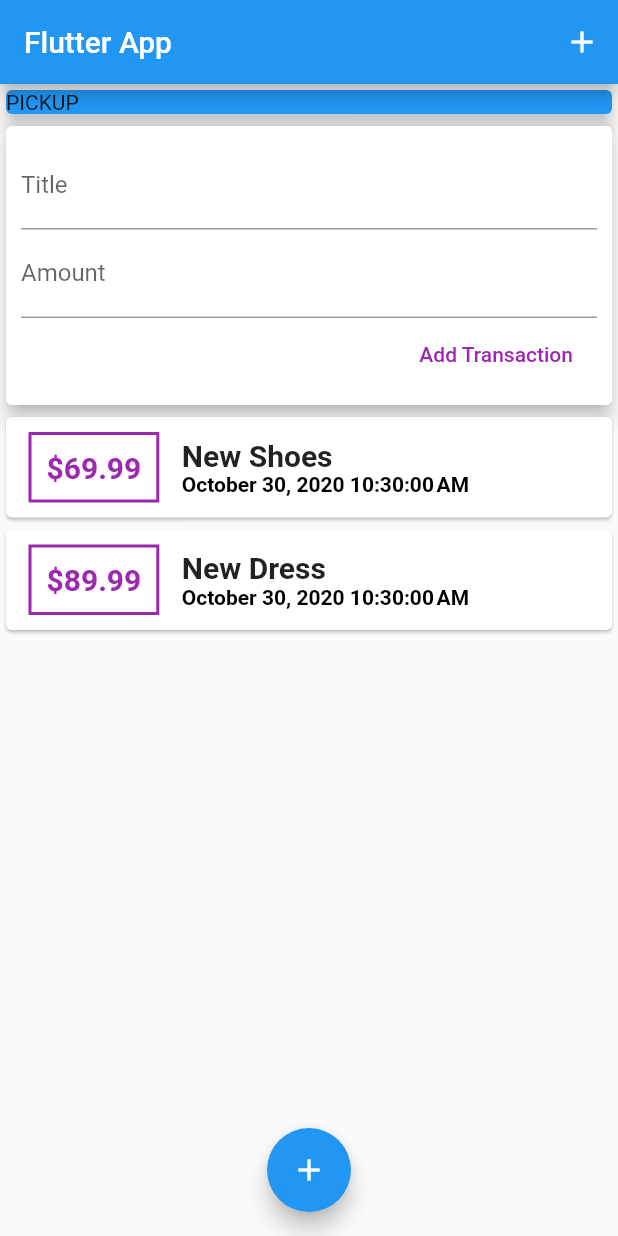
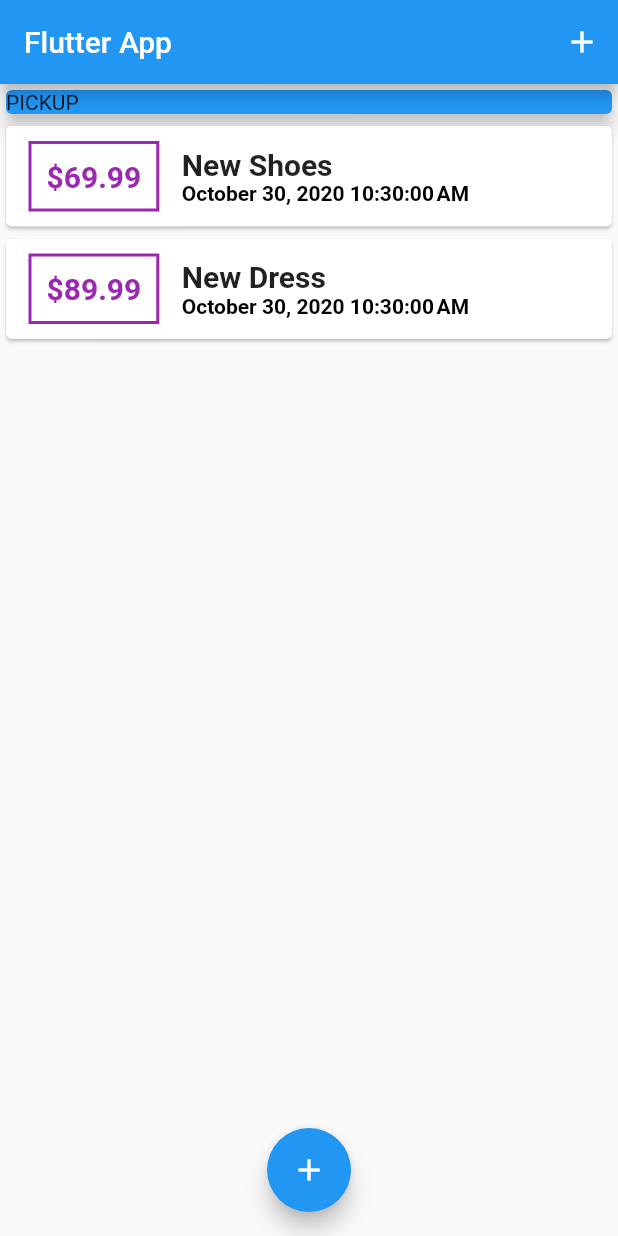
Before and after one commit to arvindnovem/Personal-Expenses-App, a Flutter app: the screen it shows after launch, on a phone screen of 412 x 824 dp. Run offline on Flutter 3.47's test engine with Material 2 defaults, Android fonts, the phone set to English and light mode, and no system bars.

Commit message:
Added auto closing of bottom up widget

```diff
--- a/lib/main.dart
+++ b/lib/main.dart
@@ -1,5 +1,7 @@
 import 'package:flutter/material.dart';
-import 'package:personal_expenses_app/widgets/user_transaction.dart';
+import 'package:personal_expenses_app/widgets/new_transaction.dart';
+import './widgets/transaction_list.dart';
+import 'models/transactions.dart';
 
 void main() => runApp(MyApp());
 
@@ -13,7 +15,50 @@ class MyApp extends StatelessWidget {
   }
 }
 
-class MyHomePage extends StatelessWidget {
+class MyHomePage extends StatefulWidget {
+  @override
+  _MyHomePageState createState() => _MyHomePageState();
+}
+
+class _MyHomePageState extends State<MyHomePage> {
+  final List<Transactions> _usertransactions = [
+    Transactions(
+      id: 't1',
+      title: "New Shoes",
+      amount: 69.99,
+      date: DateTime.now(),
+    ),
+    Transactions(
+      id: 't2',
+      title: "New Dress",
+      amount: 89.99,
+      date: DateTime.now(),
+    ),
+  ];
+  void _addNewTransaction(String txTitle, double txAmount) {
+    final newTx = Transactions(
+        title: txTitle,
+        amount: txAmount,
+        date: DateTime.now(),
+        id: DateTime.now().toString());
+    setState(() {
+      _usertransactions.add(newTx);
+    });
+  }
+
+  void _startAddNewTransaction(BuildContext ctx) {
+    showModalBottomSheet(
+      context: ctx,
+      builder: (_) {
+        return GestureDetector(
+          onTap: () {},
+          child: NewTransaction(_addNewTransaction),
+          behavior: HitTestBehavior.opaque,
+        );
+      },
+    );
+  }
+
   @override
   Widget build(BuildContext context) {
     return Scaffold(
@@ -32,12 +77,12 @@ class MyHomePage extends StatelessWidget {
               child: Text("PICKUP"),
               elevation: 5,
             )),
-        UserTransactions()
+        TransactionList(_usertransactions),
       ])),
       floatingActionButtonLocation: FloatingActionButtonLocation.centerFloat,
       floatingActionButton: FloatingActionButton(
         child: Icon(Icons.add),
-        onPressed: () {},
+        onPressed: () => _startAddNewTransaction(context),
       ),
     );
   }
--- a/lib/widgets/user_transaction.dart
+++ /dev/null
@@ -1,46 +0,0 @@
-import 'package:flutter/material.dart';
-import './new_transaction.dart';
-import './transaction_list.dart';
-import '../models/transactions.dart';
-
-class UserTransactions extends StatefulWidget {
-  @override
-  _UserTransactionsState createState() => _UserTransactionsState();
-}
-
-class _UserTransactionsState extends State<UserTransactions> {
-  final List<Transactions> _usertransactions = [
-    Transactions(
-      id: 't1',
-      title: "New Shoes",
-      amount: 69.99,
-      date: DateTime.now(),
-    ),
-    Transactions(
-      id: 't2',
-      title: "New Dress",
-      amount: 89.99,
-      date: DateTime.now(),
-    ),
-  ];
-  void _addNewTransaction(String txTitle, double txAmount) {
-    final newTx = Transactions(
-        title: txTitle,
-        amount: txAmount,
-        date: DateTime.now(),
-        id: DateTime.now().toString());
-    setState(() {
-      _usertransactions.add(newTx);
-    });
-  }
-
-  @override
-  Widget build(BuildContext context) {
-    return Column(
-      children: [
-        NewTransaction(_addNewTransaction),
-        TransactionList(_usertransactions)
-      ],
-    );
-  }
-}
```
Also changed, not shown: lib/widgets/new_transaction.dart (+13 -5 lines).
